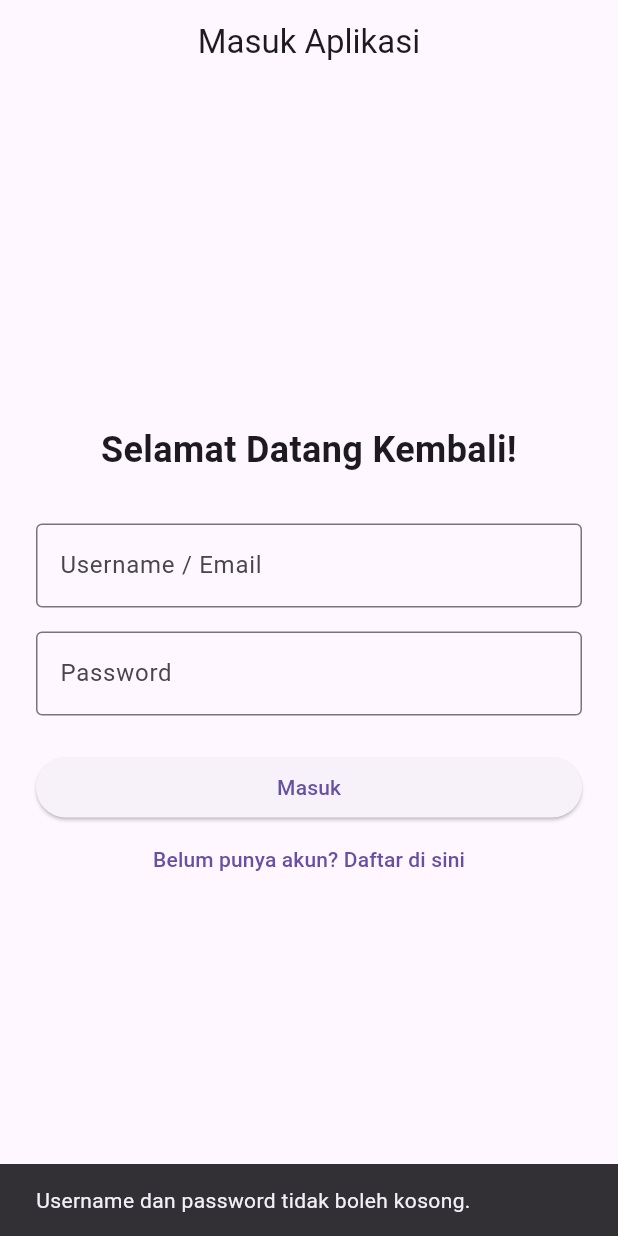
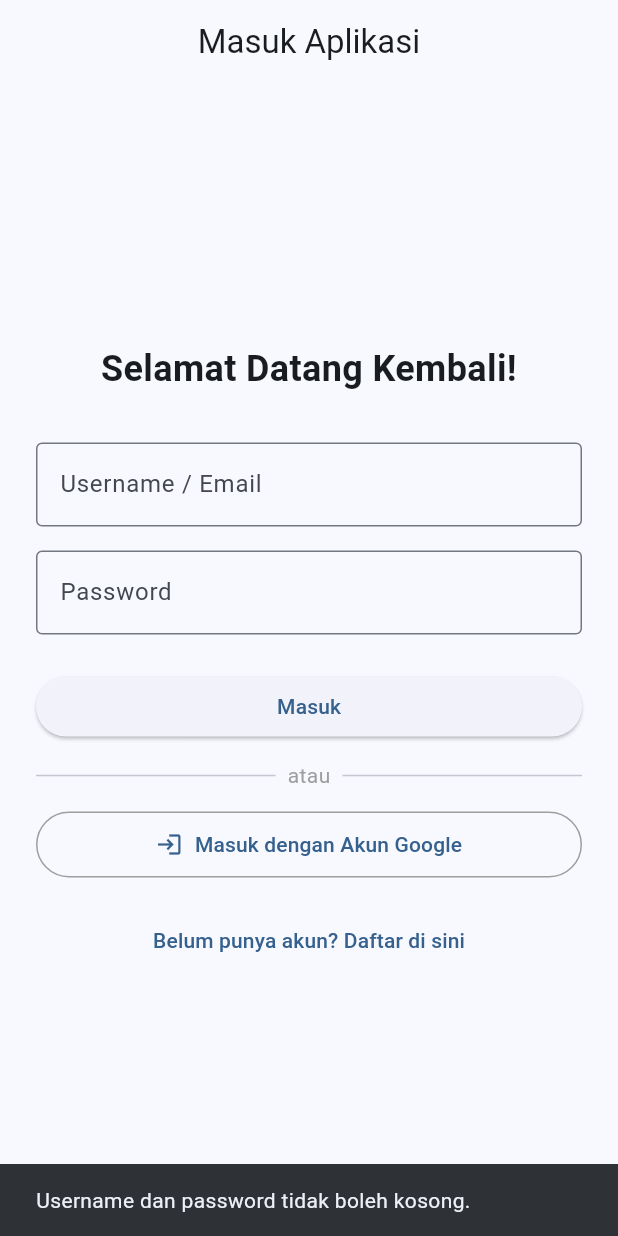
Before and after one commit to akrommahtulhidayah/celenganku, a Flutter app: the screen it shows after launch, after a tap on "Masuk", on a phone screen of 412 x 824 dp. Run offline on Flutter 3.47's test engine with Material 3 defaults, Android fonts, the phone set to English and light mode, and no system bars; our stand-ins replace firebase_auth, firebase_core, google_sign_in, shared_preferences; accounts and stored records are empty; network calls fail.

Commit message:
implement firebase google sign in

```diff
--- a/lib/main.dart
+++ b/lib/main.dart
@@ -1,6 +1,12 @@
 import 'package:flutter/material.dart';
+import 'package:provider/provider.dart';
 import 'package:shared_preferences/shared_preferences.dart';
-import 'screens/splash_screen.dart';
+import 'package:firebase_core/firebase_core.dart';
+
+import 'firebase_options.dart';
+
+import 'providers/celengan_provider.dart';
+
 import 'screens/login_screen.dart';
 import 'screens/register_screen.dart';
 import 'screens/home_screen.dart';
@@ -8,38 +14,66 @@ import 'screens/add_celengan_screen.dart';
 import 'screens/detail_celengan_screen.dart';
 
 void main() async {
-  // Memastikan binding Flutter siap sebelum membaca SharedPreferences
   WidgetsFlutterBinding.ensureInitialized();
 
+  await Firebase.initializeApp(
+    options: DefaultFirebaseOptions.currentPlatform,
+  );
+
   final prefs = await SharedPreferences.getInstance();
+
   final String? token = prefs.getString('token');
 
-  runApp(CelenganKuApp(initialRoute: token != null ? '/home' : '/login'));
+  runApp(
+    MultiProvider(
+      providers: [
+        ChangeNotifierProvider(
+          create: (_) => CelenganProvider(),
+        ),
+      ],
+      child: CelenganKuApp(
+        isLoggedIn: token != null,
+      ),
+    ),
+  );
 }
 
 class CelenganKuApp extends StatelessWidget {
-  final String initialRoute;
+  final bool isLoggedIn;
 
-  const CelenganKuApp({super.key, required this.initialRoute});
+  const CelenganKuApp({
+    super.key,
+    required this.isLoggedIn,
+  });
 
   @override
   Widget build(BuildContext context) {
     return MaterialApp(
       title: 'CelenganKu',
       debugShowCheckedModeBanner: false,
+
       theme: ThemeData(
-        primarySwatch: Colors.blue,
         useMaterial3: true,
+        colorSchemeSeed: Colors.blue,
       ),
-      // Rute awal ditentukan berdasarkan keberadaan token sesi
-      initialRoute: initialRoute,
+
+      // LANGKAH 11
+      home: isLoggedIn
+          ? const HomeScreen()
+          : const LoginScreen(),
+
       routes: {
-        '/splash': (context) => const SplashScreen(),
         '/login': (context) => const LoginScreen(),
+
         '/register': (context) => const RegisterScreen(),
+
         '/home': (context) => const HomeScreen(),
-        '/add-celengan': (context) => const AddCelenganScreen(),
-        '/detail-celengan': (context) => const DetailCelenganScreen(),
+
+        '/add-celengan': (context) =>
+            const AddCelenganScreen(),
+
+        '/detail-celengan': (context) =>
+            const DetailCelenganScreen(),
       },
     );
   }
--- a/lib/screens/login_screen.dart
+++ b/lib/screens/login_screen.dart
@@ -1,5 +1,6 @@
 import 'package:flutter/material.dart';
 import 'package:shared_preferences/shared_preferences.dart';
+import '../services/auth_service.dart';
 
 class LoginScreen extends StatefulWidget {
   const LoginScreen({super.key});
@@ -12,6 +13,7 @@ class _LoginScreenState extends State<LoginScreen> {
   final _formKey = GlobalKey<FormState>();
   final _usernameController = TextEditingController();
   final _passwordController = TextEditingController();
+  bool _isGoogleLoading = false;
 
   @override
   void dispose() {
@@ -59,8 +61,14 @@ class _LoginScreenState extends State<LoginScreen> {
                   ),
                 ),
                 const SizedBox(height: 24),
+
+                // ========================================================
+                // BUTTON LOGIN BIASA
+                // ========================================================
                 ElevatedButton(
-                  onPressed: () async {
+                  onPressed: _isGoogleLoading
+                    ? null
+                    : () async {
                         if (_usernameController.text.isEmpty || _passwordController.text.isEmpty) {
                           ScaffoldMessenger.of(context).showSnackBar(
                             const SnackBar(content: Text('Username dan password tidak boleh kosong.')),
@@ -68,34 +76,104 @@ class _LoginScreenState extends State<LoginScreen> {
                           return;
                         }
 
-                    // MOCKUP RESPONS API (Nanti bisa disambungkan dengan ApiService Anda)
+                        // AMBIL NAVIGATOR STATE SEBELUM ASYNC GAP
+                        final navigator = Navigator.of(context);
+
                         final mockResponse = {
                           'status': true,
                           'token': 'secret_token_12345_celenganku',
                           'user': {
                             'id': 1,
-                        'nama': _usernameController.text, // Mengambil input user untuk nama di sesi
+                            'nama': _usernameController.text,
                           }
                         };
 
                         if (mockResponse['status'] == true) {
-                      // 1. Inisialisasi SharedPreferences
                           final prefs = await SharedPreferences.getInstance();
-
-                      // 2. Simpan data sesi ke penyimpanan lokal perangkat
                           await prefs.setString('token', mockResponse['token'] as String);
                           await prefs.setInt('user_id', (mockResponse['user'] as Map)['id'] as int);
                           await prefs.setString('user_name', (mockResponse['user'] as Map)['nama'] as String);
 
-                      // Proteksi async gap untuk memastikan widget masih aktif di dalam tree
                           if (!mounted) return;
 
-                      // 3. Arahkan pengguna langsung ke halaman utama
-                      Navigator.pushReplacementNamed(context, '/home');
+                          // Eksekusi via variabel lokal, 100% aman dari async gaps
+                          navigator.pushReplacementNamed('/home');
                         }
                       },
                   child: const Text('Masuk'),
                 ),
+
+                const SizedBox(height: 12),
+                const Row(
+                  children: [
+                    Expanded(child: Divider()),
+                    Padding(
+                      padding: EdgeInsets.symmetric(horizontal: 8.0),
+                      child: Text('atau', style: TextStyle(color: Colors.grey)),
+                    ),
+                    Expanded(child: Divider()),
+                  ],
+                ),
+                const SizedBox(height: 12),
+
+                // ========================================================
+                // INTEGRASI TOMBOL GOOGLE SIGN-IN
+                // ========================================================
+                OutlinedButton.icon(
+                  icon: _isGoogleLoading
+                      ? const SizedBox(
+                          height: 18,
+                          width: 18,
+                          child: CircularProgressIndicator(strokeWidth: 2),
+                        )
+                      : const Icon(
+                        Icons.login,
+                        size: 18,
+                      ),
+                      // : Image.asset(
+                      //     'assets/images/google.png',
+                      //     height: 18,
+                      //   )
+                      label: const Text('Masuk dengan Akun Google'),
+                  style: OutlinedButton.styleFrom(
+                    padding: const EdgeInsets.symmetric(vertical: 12),
+                    side: const BorderSide(color: Colors.grey),
+                  ),
+                  onPressed: _isGoogleLoading
+                      ? null
+                      : () async {
+                          setState(() {
+                            _isGoogleLoading = true;
+                          });
+
+                          // AMBIL INSTANCE STATE SEBELUM ASYNC GAP
+                          final navigator = Navigator.of(context);
+                          final messenger = ScaffoldMessenger.of(context);
+
+                          final authService = AuthService();
+                          final userCred = await authService.signInWithGoogle();
+
+                          if (!mounted) return;
+
+                          setState(() {
+                            _isGoogleLoading = false;
+                          });
+
+                          if (userCred != null) {
+                            // Eksekusi via variabel lokal
+                            navigator.pushReplacementNamed('/home');
+                          } else {
+                            // Eksekusi via variabel lokal
+                            messenger.showSnackBar(
+                              const SnackBar(
+                                content: Text('Proses masuk dengan Google dibatalkan/gagal.'),
+                              ),
+                            );
+                          }
+                        },
+                ),
+
+                const SizedBox(height: 16),
                 TextButton(
                   onPressed: () => Navigator.pushNamed(context, '/register'),
                   child: const Text('Belum punya akun? Daftar di sini'),
--- a/pubspec.yaml
+++ b/pubspec.yaml
@@ -34,6 +34,9 @@ dependencies:
   http: ^1.2.0
   shared_preferences: ^2.2.2
   provider: ^6.1.2
+  firebase_core: ^2.27.0
+  firebase_auth: ^4.18.0
+  google_sign_in: ^6.2.1
 
   # The following adds the Cupertino Icons font to your application.
   # Use with the CupertinoIcons class for iOS style icons.
```
Also changed, not shown: lib/providers/celengan_provider.dart (+61 -0 lines), lib/screens/home_screen.dart (+187 -99 lines), lib/screens/splash_screen.dart (+35 -52 lines), lib/services/auth_service.dart (added, +82 -0 lines), firebase.json (added), lib/firebase_options.dart (added), pubspec.lock, 8 other files. Lines whose indentation alone changed are shown as unchanged.
